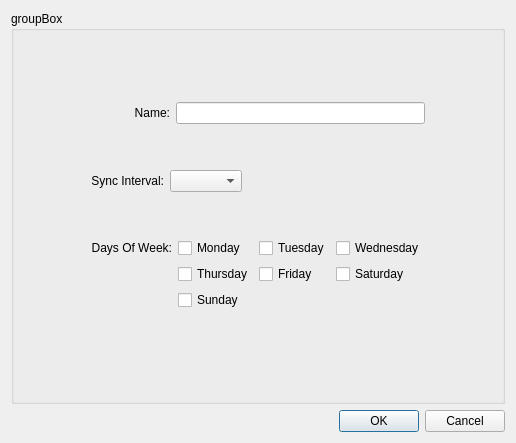
Old version of the form src/gui/polirysimgleeditor.ui in the repository qlnextcloud/desktop.
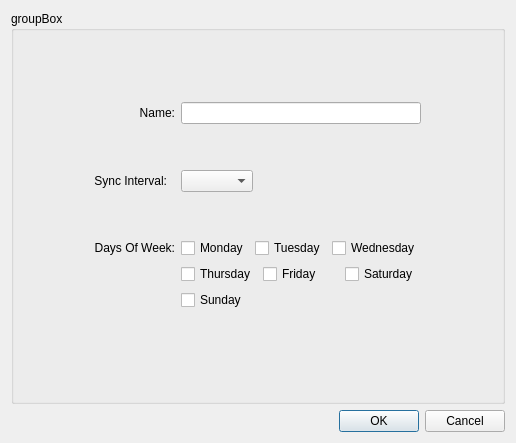
New version of the form.

Diff of the .ui file:
```diff
--- a/src/gui/polirysimgleeditor.ui
+++ b/src/gui/polirysimgleeditor.ui
@@ -29,8 +29,8 @@
      <property name="title">
       <string>groupBox</string>
      </property>
-     <layout class="QGridLayout" name="gridLayout_4">
-      <item row="0" column="1">
+     <layout class="QGridLayout" name="gridLayout_3">
+      <item row="0" column="2">
        <spacer name="verticalSpacer">
         <property name="orientation">
          <enum>Qt::Vertical</enum>
@@ -56,166 +56,188 @@
         </property>
        </spacer>
       </item>
-      <item row="1" column="1">
-       <layout class="QGridLayout" name="gridLayout_3">
-        <item row="0" column="0">
-         <layout class="QHBoxLayout" name="horizontalLayout_2">
-          <item>
-           <widget class="QLabel" name="nameLabel">
-            <property name="sizePolicy">
-             <sizepolicy hsizetype="Preferred" vsizetype="Preferred">
-              <horstretch>0</horstretch>
-              <verstretch>0</verstretch>
-             </sizepolicy>
-            </property>
-            <property name="text">
-             <string>             Name:</string>
-            </property>
-            <property name="alignment">
-             <set>Qt::AlignRight|Qt::AlignTrailing|Qt::AlignVCenter</set>
-            </property>
-           </widget>
-          </item>
-          <item>
-           <widget class="QLineEdit" name="nameLineEdit"/>
-          </item>
-         </layout>
-        </item>
-        <item row="1" column="0">
-         <spacer name="verticalSpacer_4">
-          <property name="orientation">
-           <enum>Qt::Vertical</enum>
-          </property>
-          <property name="sizeHint" stdset="0">
-           <size>
-            <width>20</width>
-            <height>40</height>
-           </size>
-          </property>
-         </spacer>
-        </item>
-        <item row="2" column="0">
+      <item row="1" column="1" colspan="2">
+       <layout class="QGridLayout" name="gridLayout_2">
+        <item row="4" column="1" colspan="2">
          <layout class="QHBoxLayout" name="horizontalLayout">
           <item>
-           <widget class="QLabel" name="intervalLabel">
-            <property name="sizePolicy">
-             <sizepolicy hsizetype="Fixed" vsizetype="Preferred">
-              <horstretch>0</horstretch>
-              <verstretch>0</verstretch>
-             </sizepolicy>
-            </property>
-            <property name="text">
-             <string>Sync Interval:</string>
-            </property>
-            <property name="alignment">
-             <set>Qt::AlignRight|Qt::AlignTrailing|Qt::AlignVCenter</set>
-            </property>
-           </widget>
-          </item>
-          <item>
-           <widget class="QComboBox" name="intervalComboBox">
-            <property name="sizePolicy">
-             <sizepolicy hsizetype="Preferred" vsizetype="Preferred">
-              <horstretch>0</horstretch>
-              <verstretch>0</verstretch>
-             </sizepolicy>
-            </property>
-           </widget>
-          </item>
-          <item>
-           <spacer name="horizontalSpacer">
-            <property name="orientation">
-             <enum>Qt::Horizontal</enum>
-            </property>
-            <property name="sizeHint" stdset="0">
-             <size>
-              <width>118</width>
-              <height>20</height>
-             </size>
-            </property>
-           </spacer>
-          </item>
-         </layout>
-        </item>
-        <item row="3" column="0">
-         <spacer name="verticalSpacer_3">
-          <property name="orientation">
-           <enum>Qt::Vertical</enum>
-          </property>
-          <property name="sizeHint" stdset="0">
-           <size>
-            <width>20</width>
-            <height>40</height>
-           </size>
-          </property>
-         </spacer>
-        </item>
-        <item row="4" column="0">
-         <layout class="QGridLayout" name="gridLayout_2">
-          <item row="0" column="0">
-           <widget class="QLabel" name="daysLabel">
-            <property name="text">
-             <string>Days Of Week:</string>
-            </property>
-            <property name="alignment">
-             <set>Qt::AlignRight|Qt::AlignTrailing|Qt::AlignVCenter</set>
-            </property>
-           </widget>
-          </item>
-          <item row="0" column="1">
            <widget class="QCheckBox" name="mondayCheckBox">
             <property name="text">
              <string>Monday</string>
             </property>
            </widget>
           </item>
-          <item row="0" column="2">
+          <item>
            <widget class="QCheckBox" name="tuesdayCheckBox">
             <property name="text">
              <string>Tuesday</string>
             </property>
            </widget>
           </item>
-          <item row="0" column="3">
+          <item>
            <widget class="QCheckBox" name="wednesdayCheckBox">
             <property name="text">
              <string>Wednesday</string>
             </property>
            </widget>
           </item>
-          <item row="1" column="1">
+         </layout>
+        </item>
+        <item row="5" column="1" colspan="2">
+         <layout class="QHBoxLayout" name="horizontalLayout_2">
+          <item>
            <widget class="QCheckBox" name="thursdayCheckBox">
             <property name="text">
              <string>Thursday</string>
             </property>
            </widget>
           </item>
-          <item row="1" column="2">
+          <item>
            <widget class="QCheckBox" name="fridayCheckBox">
             <property name="text">
              <string>Friday</string>
             </property>
            </widget>
           </item>
-          <item row="1" column="3">
+          <item>
            <widget class="QCheckBox" name="saturdayCheckBox">
             <property name="text">
              <string>Saturday</string>
             </property>
            </widget>
           </item>
-          <item row="2" column="1">
-           <widget class="QCheckBox" name="sundayCheckBox">
-            <property name="text">
-             <string>Sunday</string>
-            </property>
-           </widget>
-          </item>
          </layout>
         </item>
+        <item row="0" column="1" colspan="2">
+         <widget class="QLineEdit" name="nameLineEdit"/>
+        </item>
+        <item row="1" column="0">
+         <spacer name="verticalSpacer_5">
+          <property name="orientation">
+           <enum>Qt::Vertical</enum>
+          </property>
+          <property name="sizeHint" stdset="0">
+           <size>
+            <width>20</width>
+            <height>40</height>
+           </size>
+          </property>
+         </spacer>
+        </item>
+        <item row="1" column="1">
+         <spacer name="verticalSpacer_4">
+          <property name="orientation">
+           <enum>Qt::Vertical</enum>
+          </property>
+          <property name="sizeHint" stdset="0">
+           <size>
+            <width>20</width>
+            <height>40</height>
+           </size>
+          </property>
+         </spacer>
+        </item>
+        <item row="6" column="1">
+         <widget class="QCheckBox" name="sundayCheckBox">
+          <property name="text">
+           <string>Sunday</string>
+          </property>
+         </widget>
+        </item>
+        <item row="0" column="0">
+         <widget class="QLabel" name="nameLabel">
+          <property name="sizePolicy">
+           <sizepolicy hsizetype="Preferred" vsizetype="Preferred">
+            <horstretch>0</horstretch>
+            <verstretch>0</verstretch>
+           </sizepolicy>
+          </property>
+          <property name="text">
+           <string>Name:</string>
+          </property>
+          <property name="alignment">
+           <set>Qt::AlignRight|Qt::AlignTrailing|Qt::AlignVCenter</set>
+          </property>
+         </widget>
+        </item>
+        <item row="2" column="1">
+         <widget class="QComboBox" name="intervalComboBox">
+          <property name="sizePolicy">
+           <sizepolicy hsizetype="Preferred" vsizetype="Preferred">
+            <horstretch>0</horstretch>
+            <verstretch>0</verstretch>
+           </sizepolicy>
+          </property>
+         </widget>
+        </item>
+        <item row="2" column="0">
+         <widget class="QLabel" name="intervalLabel">
+          <property name="sizePolicy">
+           <sizepolicy hsizetype="Fixed" vsizetype="Preferred">
+            <horstretch>0</horstretch>
+            <verstretch>0</verstretch>
+           </sizepolicy>
+          </property>
+          <property name="text">
+           <string>Sync Interval:</string>
+          </property>
+          <property name="alignment">
+           <set>Qt::AlignRight|Qt::AlignTrailing|Qt::AlignVCenter</set>
+          </property>
+         </widget>
+        </item>
+        <item row="4" column="0">
+         <widget class="QLabel" name="daysLabel">
+          <property name="text">
+           <string>Days Of Week:</string>
+          </property>
+          <property name="alignment">
+           <set>Qt::AlignRight|Qt::AlignTrailing|Qt::AlignVCenter</set>
+          </property>
+         </widget>
+        </item>
+        <item row="2" column="2">
+         <spacer name="horizontalSpacer">
+          <property name="orientation">
+           <enum>Qt::Horizontal</enum>
+          </property>
+          <property name="sizeHint" stdset="0">
+           <size>
+            <width>118</width>
+            <height>20</height>
+           </size>
+          </property>
+         </spacer>
+        </item>
+        <item row="3" column="1">
+         <spacer name="verticalSpacer_3">
+          <property name="orientation">
+           <enum>Qt::Vertical</enum>
+          </property>
+          <property name="sizeHint" stdset="0">
+           <size>
+            <width>20</width>
+            <height>40</height>
+           </size>
+          </property>
+         </spacer>
+        </item>
+        <item row="3" column="0">
+         <spacer name="verticalSpacer_6">
+          <property name="orientation">
+           <enum>Qt::Vertical</enum>
+          </property>
+          <property name="sizeHint" stdset="0">
+           <size>
+            <width>20</width>
+            <height>40</height>
+           </size>
+          </property>
+         </spacer>
+        </item>
        </layout>
       </item>
-      <item row="1" column="2">
+      <item row="1" column="3">
        <spacer name="horizontalSpacer_3">
         <property name="orientation">
          <enum>Qt::Horizontal</enum>
@@ -241,7 +263,7 @@
         </property>
        </spacer>
       </item>
-      <item row="3" column="0" colspan="3">
+      <item row="3" column="0" colspan="4">
        <widget class="QLabel" name="errorLabel">
         <property name="text">
          <string/>
```
